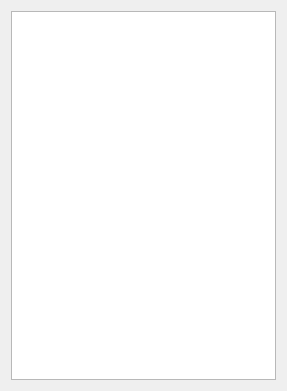
Qt form pluginshared/ct_view/inModel/ctg_inresultmodelpossibilities.ui (computree/computree-v3) before a commit.
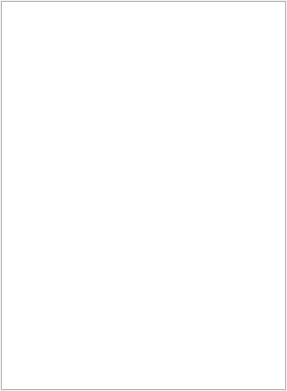
The same form after that commit.

Commit message: Amélioration du layout de la fenêtre de configuration des résultats d'entrée.

```diff
--- a/pluginshared/ct_view/inModel/ctg_inresultmodelpossibilities.ui
+++ b/pluginshared/ct_view/inModel/ctg_inresultmodelpossibilities.ui
@@ -14,6 +14,18 @@
    <string>Form</string>
   </property>
   <layout class="QVBoxLayout" name="verticalLayout">
+   <property name="leftMargin">
+    <number>1</number>
+   </property>
+   <property name="topMargin">
+    <number>1</number>
+   </property>
+   <property name="rightMargin">
+    <number>1</number>
+   </property>
+   <property name="bottomMargin">
+    <number>1</number>
+   </property>
    <item>
     <widget class="QTreeView" name="treeView"/>
    </item>
```
The commit also changes 4 other files.
